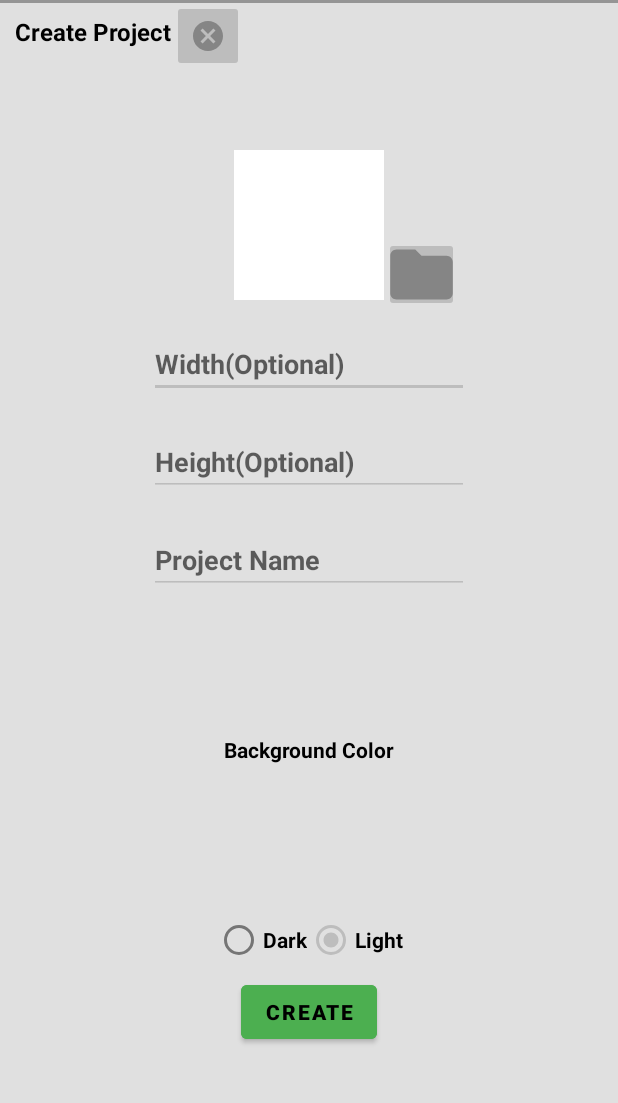
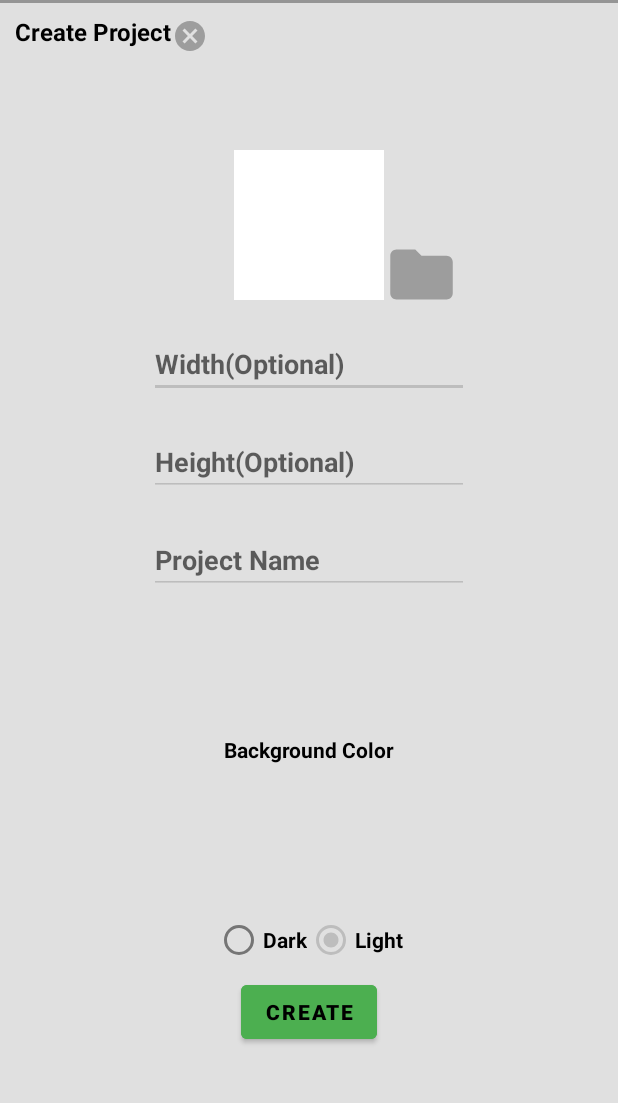
Before and after one commit to SCCapstone/TeamDolphin, an Android app: the FileCreation screen opened directly, with no data from a screen before it, on a phone screen of 412 x 824 dp, the part 38-1141 px from its top. Run offline under Robolectric (Android 15) with nearby library versions, the phone set to English and light mode, and no system bars; pictures from the network do not load.

Commit message:
fixed issue #70 - transparent background behind buttons

```diff
--- a/app/src/main/res/layout/activity_file_creation.xml
+++ b/app/src/main/res/layout/activity_file_creation.xml
@@ -50,6 +50,7 @@
         android:src="@drawable/cancel_icon"
         app:layout_constraintStart_toEndOf="@+id/text_createProject"
         android:name="com.example.teamdolphin.ToggleTheme"
+        android:background="@null"
         app:layout_constraintTop_toBottomOf="@+id/appbar_container" />
 
     <ImageView
@@ -71,6 +72,7 @@
         android:padding="0dp"
         android:scaleType="fitCenter"
         android:src="@drawable/import_icon"
+        android:background="@null"
         app:layout_constraintBottom_toBottomOf="@+id/image_preview_container"
         app:layout_constraintStart_toEndOf="@+id/image_preview_container" />
 
```
